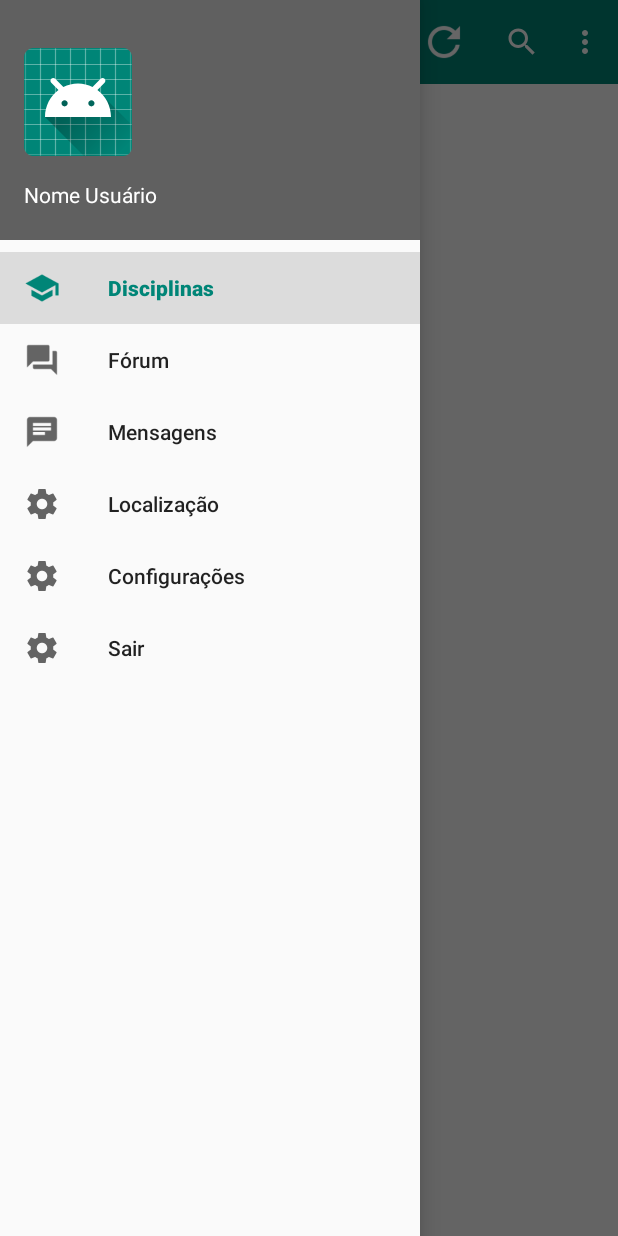
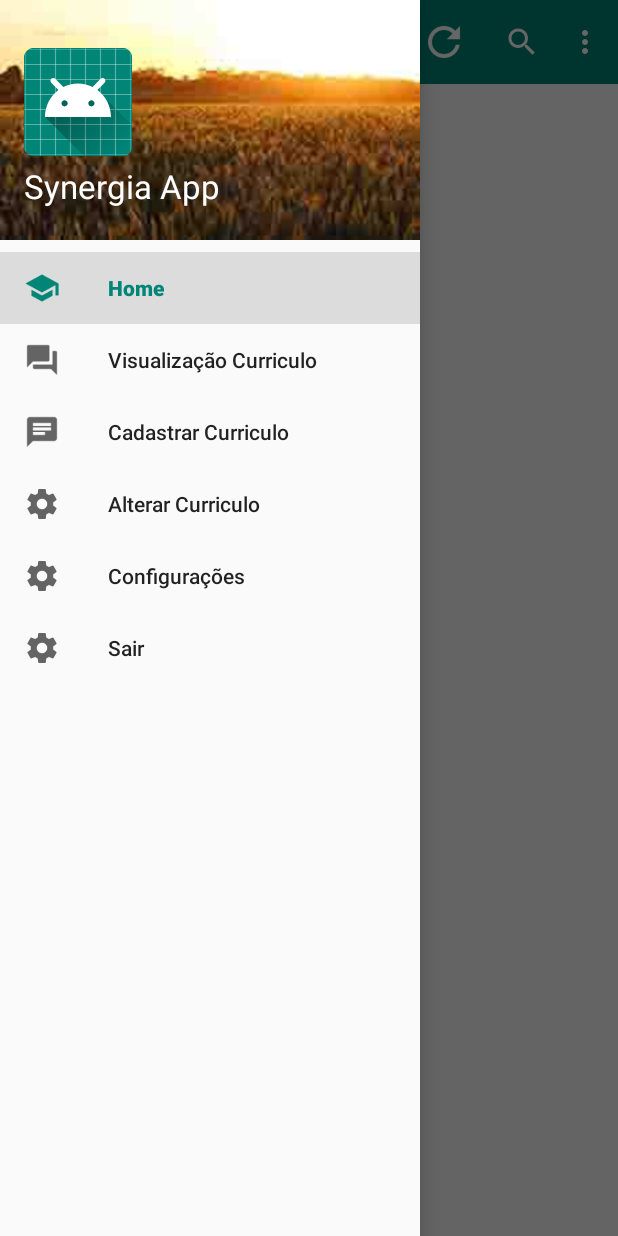
Before and after one commit to hrgsilva/AndroidApp, an Android app: the TelaInicialActivity screen opened directly, with no data from a screen before it, with the side drawer open, on a phone screen of 412 x 824 dp. Run offline under Robolectric (Android 15) with nearby library versions, the light colour scheme and no system bars.

Commit message:
base completa

```diff
--- a/app/src/main/AndroidManifest.xml
+++ b/app/src/main/AndroidManifest.xml
@@ -1,6 +1,6 @@
 <?xml version="1.0" encoding="utf-8"?>
 <manifest xmlns:android="http://schemas.android.com/apk/res/android"
-    package="com.example.synergiaapplication">
+    package="com.example.synergianewapp">
 
     <application
         android:allowBackup="true"
@@ -9,7 +9,8 @@
         android:roundIcon="@mipmap/ic_launcher_round"
         android:supportsRtl="true"
         android:theme="@style/AppTheme">
-        <activity android:name=".PrincipalActivity" android:theme="@style/AppTheme.Toolbar"></activity>
+        <activity android:name=".TelaInicialActivity" android:theme="@style/AppTheme.Toolbar"></activity>
+
         <activity android:name=".MainActivity">
             <intent-filter>
                 <action android:name="android.intent.action.MAIN" />
--- a/app/src/main/java/com/example/synergiaapplication/MainActivity.kt
+++ b/app/src/main/java/com/example/synergianewapp/MainActivity.kt
@@ -1,12 +1,13 @@
-package com.example.synergiaapplication
+package com.example.synergianewapp
 
 import android.content.Intent
-import androidx.appcompat.app.AppCompatActivity
+import android.support.v7.app.AppCompatActivity
 import android.os.Bundle
 import android.widget.Toast
 import kotlinx.android.synthetic.main.activity_main.*
 
 class MainActivity : AppCompatActivity() {
+
 
     override fun onCreate(savedInstanceState: Bundle?) {
         super.onCreate(savedInstanceState)
@@ -21,7 +22,7 @@ class MainActivity : AppCompatActivity() {
                     this, "Bem vindo, $Slogin!",
                     Toast.LENGTH_SHORT).show()
 
-                val intent: Intent = Intent(this, PrincipalActivity::class.java)
+                val intent: Intent = Intent(this, TelaInicialActivity::class.java)
                 startActivity(intent)
             }
             else if(Slogin == "" && Spassword == ""){
--- a/app/src/main/java/com/example/synergiaapplication/PrincipalActivity.kt
+++ b/app/src/main/java/com/example/synergianewapp/TelaInicialActivity.kt
@@ -1,27 +1,24 @@
-package com.example.synergiaapplication
+package com.example.synergianewapp
 
 import android.content.Context
-import android.content.Intent
+import android.support.v7.app.AppCompatActivity
 import android.os.Bundle
+import android.support.design.widget.NavigationView
+import android.support.v4.view.GravityCompat
+import android.support.v7.app.ActionBarDrawerToggle
 import android.view.Menu
 import android.view.MenuItem
 import android.widget.Toast
-import androidx.appcompat.app.ActionBarDrawerToggle
-import androidx.appcompat.app.AppCompatActivity
-import androidx.appcompat.widget.SearchView
-import androidx.drawerlayout.widget.DrawerLayout
-import androidx.core.view.GravityCompat
+import kotlinx.android.synthetic.main.activity_tela_inicial.*
 import kotlinx.android.synthetic.main.toolbar.*
-import com.google.android.material.navigation.NavigationView
-import kotlinx.android.synthetic.main.activity_principal.*
 
-class PrincipalActivity : AppCompatActivity(),NavigationView.OnNavigationItemSelectedListener{
+class TelaInicialActivity : AppCompatActivity(), NavigationView.OnNavigationItemSelectedListener{
 
     private val context: Context get() = this
 
     override fun onCreate(savedInstanceState: Bundle?) {
         super.onCreate(savedInstanceState)
-        setContentView(R.layout.activity_principal)
+        setContentView(R.layout.activity_tela_inicial)
 
 //        val params = intent.extras
 //        val nome = params?.getString("nome_usuario")
@@ -29,14 +26,14 @@ class PrincipalActivity : AppCompatActivity(),NavigationView.OnNavigationItemSel
 //        To
 //        ast.makeText(this,"Bem vindo $nome", Toast.LENGTH_SHORT)
 
-
+// meuuuuuu deusussssss obrigado!!!
         setSupportActionBar(toolbar)
         //actionbar
         val actionbar = supportActionBar
         //set actionbar title
-        actionbar!!.title = "Inicio"
+        actionbar?.title = "Inicio"
         //set back button
-        actionbar.setDisplayHomeAsUpEnabled(true)
+        actionbar?.setDisplayHomeAsUpEnabled(true)
 
         // configuração no menu lateral
         configuraMenuLateral()
@@ -63,7 +60,7 @@ class PrincipalActivity : AppCompatActivity(),NavigationView.OnNavigationItemSel
 
     override fun onCreateOptionsMenu(menu: Menu?): Boolean {
         menuInflater.inflate(R.menu.menu_main, menu)
-        return super.onCreateOptionsMenu(menu)
+        return true
     }
 
     override fun onOptionsItemSelected(item: MenuItem?): Boolean {
@@ -99,12 +96,11 @@ class PrincipalActivity : AppCompatActivity(),NavigationView.OnNavigationItemSel
                 Toast.makeText(this, "Clicou Config", Toast.LENGTH_SHORT).show()
             }
             R.id.nav_sair -> {
-                finishAffinity()
+                finish()
             }
         }
 // fecha menu depois de tratar o evento
         layoutMenuLateral.closeDrawer(GravityCompat.START)
         return true
     }
-
 }
--- a/app/src/main/res/layout/activity_principal.xml
+++ b/app/src/main/res/layout/activity_tela_inicial.xml
@@ -1,5 +1,5 @@
 <?xml version="1.0" encoding="utf-8"?>
-<androidx.drawerlayout.widget.DrawerLayout xmlns:android="http://schemas.android.com/apk/res/android"
+<android.support.v4.widget.DrawerLayout xmlns:android="http://schemas.android.com/apk/res/android"
     xmlns:app="http://schemas.android.com/apk/res-auto"
     android:id="@+id/layoutMenuLateral"
     android:layout_width="match_parent"
@@ -40,7 +40,7 @@
 
 
     <!--Menu lateral-->
-    <com.google.android.material.navigation.NavigationView
+    <android.support.design.widget.NavigationView
         android:id="@+id/menu_lateral"
         android:layout_width="wrap_content"
         android:layout_height="match_parent"
@@ -50,6 +50,6 @@
         app:menu="@menu/menu_lateral">
 
 
-    </com.google.android.material.navigation.NavigationView>
+    </android.support.design.widget.NavigationView>
 
-</androidx.drawerlayout.widget.DrawerLayout>
+</android.support.v4.widget.DrawerLayout>
--- a/app/src/main/res/layout/menu_lateral_cabecalho.xml
+++ b/app/src/main/res/layout/menu_lateral_cabecalho.xml
@@ -4,7 +4,7 @@
     android:layout_width="match_parent"
     android:layout_height="160dp"
     android:layout_gravity="bottom"
-    android:background="#606060"
+    android:background="@drawable/backgrounddrawer"
     android:orientation="vertical"
     android:padding="16dp"
     android:theme="@style/ThemeOverlay.AppCompat.Dark">
@@ -19,8 +19,10 @@
     <TextView
         android:layout_width="match_parent"
         android:layout_height="wrap_content"
-        android:paddingTop="16dp"
-        android:text="Nome Usuário"
-        android:textAppearance="@style/TextAppearance.AppCompat.Body1" />
+        android:paddingTop="5dp"
+        android:text="Synergia App"
+        android:textAppearance="@style/TextAppearance.AppCompat.Body1"
+        android:textColor="#ffffff"
+        android:textSize="22sp" />
 
 </LinearLayout>
--- a/app/src/main/res/layout/toolbar.xml
+++ b/app/src/main/res/layout/toolbar.xml
@@ -1,5 +1,5 @@
 <?xml version="1.0" encoding="utf-8"?>
-<androidx.appcompat.widget.Toolbar
+<android.support.v7.widget.Toolbar
     xmlns:android="http://schemas.android.com/apk/res/android"
     android:id="@+id/toolbar"
     android:layout_width="match_parent"
@@ -7,5 +7,4 @@
     android:background="?attr/colorPrimary"
     android:minHeight="?attr/actionBarSize"
     android:theme="@style/ThemeOverlay.AppCompat.Dark.ActionBar">
-
-</androidx.appcompat.widget.Toolbar>
+</android.support.v7.widget.Toolbar>
--- a/app/src/main/res/menu/menu_lateral.xml
+++ b/app/src/main/res/menu/menu_lateral.xml
@@ -5,19 +5,19 @@
             android:id="@+id/nav_diciplinas"
             android:checked="true"
             android:icon="@drawable/ic_disciplina_black"
-            android:title="Disciplinas" />
+            android:title="Home" />
         <item
             android:id="@+id/nav_forum"
             android:icon="@drawable/ic_forum_black"
-            android:title="Fórum" />
+            android:title="Visualização Curriculo" />
         <item
             android:id="@+id/nav_mensagens"
             android:icon="@drawable/ic_chat_black"
-            android:title="Mensagens" />
+            android:title="Cadastrar Curriculo" />
         <item
             android:id="@+id/nav_localizacao"
             android:icon="@drawable/ic_configuracoes_black"
-            android:title="Localização" />
+            android:title="Alterar Curriculo" />
         <item
             android:id="@+id/nav_config"
             android:icon="@drawable/ic_configuracoes_black"
--- a/app/src/main/res/menu/menu_main.xml
+++ b/app/src/main/res/menu/menu_main.xml
@@ -21,6 +21,6 @@
         android:id="@+id/action_buscar"
         android:icon="@drawable/ic_buscar_white"
         android:title="action_buscar"
-        app:actionViewClass="android.widget.SearchView"
+        app:actionViewClass="android.support.v7.widget.SearchView"
         app:showAsAction="always" />
 </menu>
--- a/app/src/main/res/values/strings.xml
+++ b/app/src/main/res/values/strings.xml
@@ -9,6 +9,4 @@
 
     <string name="navigation_drawer_open">Open</string>
     <string name="navigation_drawer_close">Close</string>
-    <string name="nav_open">aberto</string>
-    <string name="nav_close">fechado</string>
 </resources>
--- a/gradle.properties
+++ b/gradle.properties
@@ -11,11 +11,5 @@ org.gradle.jvmargs=-Xmx1536m
 # This option should only be used with decoupled projects. More details, visit
 # http://www.gradle.org/docs/current/userguide/multi_project_builds.html#sec:decoupled_projects
 # org.gradle.parallel=true
-# AndroidX package structure to make it clearer which packages are bundled with the
-# Android operating system, and which are packaged with your app's APK
-# https://developer.android.com/topic/libraries/support-library/androidx-rn
-android.useAndroidX=true
-# Automatically convert third-party libraries to use AndroidX
-android.enableJetifier=true
 # Kotlin code style for this project: "official" or "obsolete":
 kotlin.code.style=official
--- a/settings.gradle
+++ b/settings.gradle
@@ -1,2 +1,2 @@
 include ':app'
-rootProject.name='SynergiaApplication'
+rootProject.name='SynergiaNewApp'
```
Also changed, not shown: app/build.gradle (+19 -17 lines), app/src/main/res/layout/activity_main.xml (+5 -9 lines), app/src/main/res/drawable/backgrounddrawer.jpg (added), gradle/wrapper/gradle-wrapper.properties, 5 other files.
